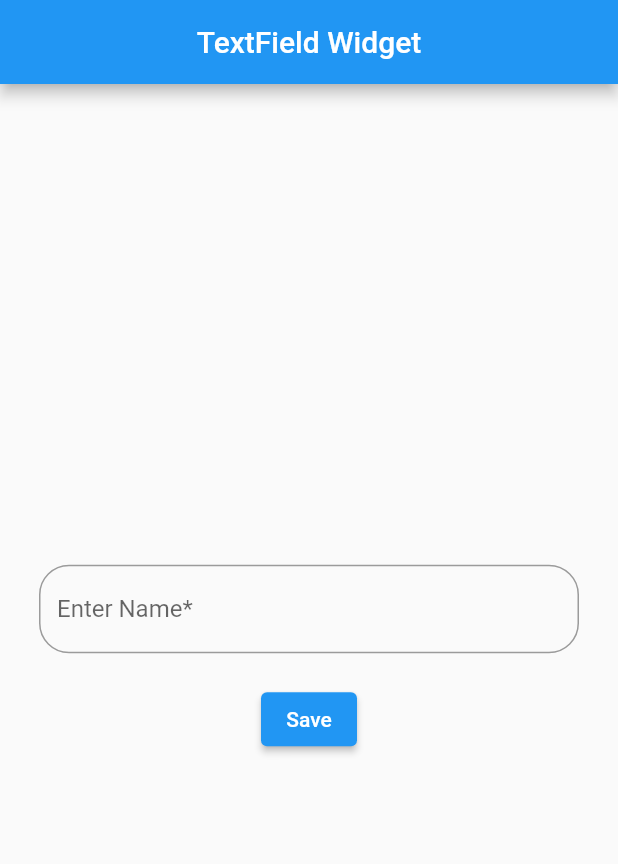
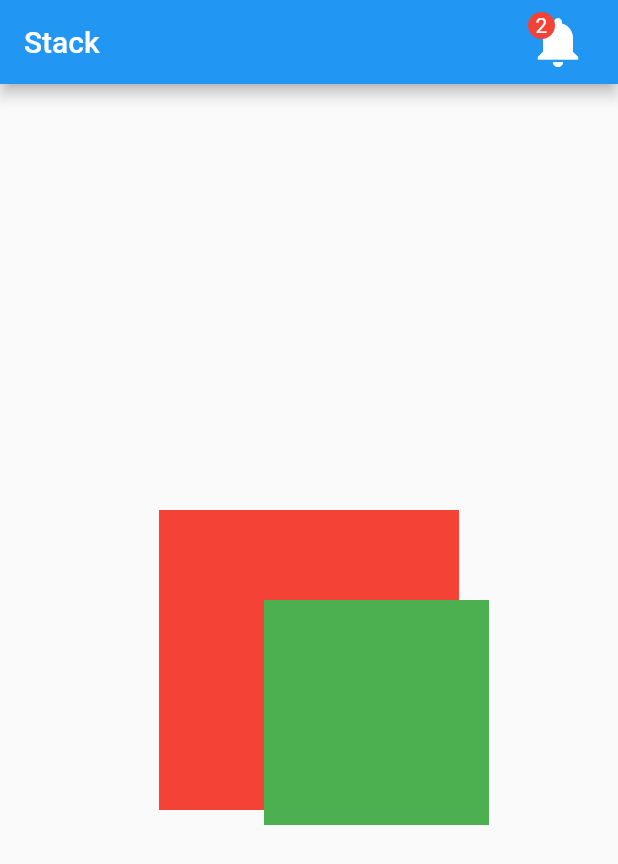
Before and after one commit to PHANIT-VONG/flutter-app2-3-5, a Flutter app: the screen it shows after launch, on a phone screen of 412 x 824 dp. Shown: the top 864 px of the screen. Run offline on Flutter 3.47's test engine with Material 2 defaults, Android fonts, the phone set to English and light mode, and no system bars.

Commit message:
12-03-2022

```diff
--- a/lib/main.dart
+++ b/lib/main.dart
@@ -1,4 +1,7 @@
 import 'package:flutter/material.dart';
+import 'package:flutter_application_2/pages/button_widget.dart';
+import 'package:flutter_application_2/pages/list_widget.dart';
+import 'package:flutter_application_2/pages/stack_widget.dart';
 import 'package:flutter_application_2/pages/test_statefull.dart';
 import 'package:flutter_application_2/pages/textfield_widget.dart';
 import 'pages/main_page.dart';
@@ -18,7 +21,7 @@ class MyApp extends StatelessWidget {
       theme: ThemeData(
         primarySwatch: Colors.blue,
       ),
-      home: TextFieldWidget(),
+      home: const StackWidget(),
     );
   }
 }
--- /dev/null
+++ b/lib/pages/stack_widget.dart
@@ -0,0 +1,56 @@
+import 'package:flutter/material.dart';
+
+class StackWidget extends StatelessWidget {
+  const StackWidget({Key? key}) : super(key: key);
+
+  @override
+  Widget build(BuildContext context) {
+    return Scaffold(
+      appBar: AppBar(
+        title: const Text('Stack'),
+        actions: [
+          Container(
+            alignment: Alignment.center,
+            child: Stack(
+              children: [
+                const Icon(Icons.notifications, size: 40.0),
+                Container(
+                  height: 18.0,
+                  width: 18.0,
+                  alignment: Alignment.center,
+                  decoration: const BoxDecoration(
+                    color: Colors.red,
+                    shape: BoxShape.circle,
+                  ),
+                  child: const Text('2'),
+                ),
+              ],
+            ),
+          ),
+          const SizedBox(width: 20),
+        ],
+      ),
+      body: Center(
+        child: Stack(
+          clipBehavior: Clip.none,
+          children: [
+            Container(
+              height: 200,
+              width: 200,
+              color: Colors.red,
+            ),
+            Positioned(
+              right: -20,
+              bottom: -10,
+              child: Container(
+                height: 150,
+                width: 150,
+                color: Colors.green,
+              ),
+            ),
+          ],
+        ),
+      ),
+    );
+  }
+}
```
Also changed, not shown: lib/pages/button_widget.dart (added, +70 -0 lines), lib/pages/list_widget.dart (added, +33 -0 lines).
